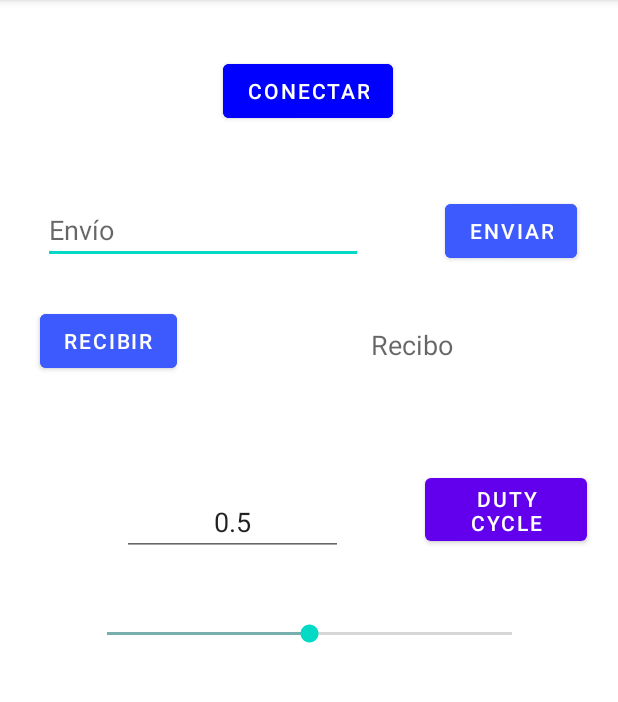
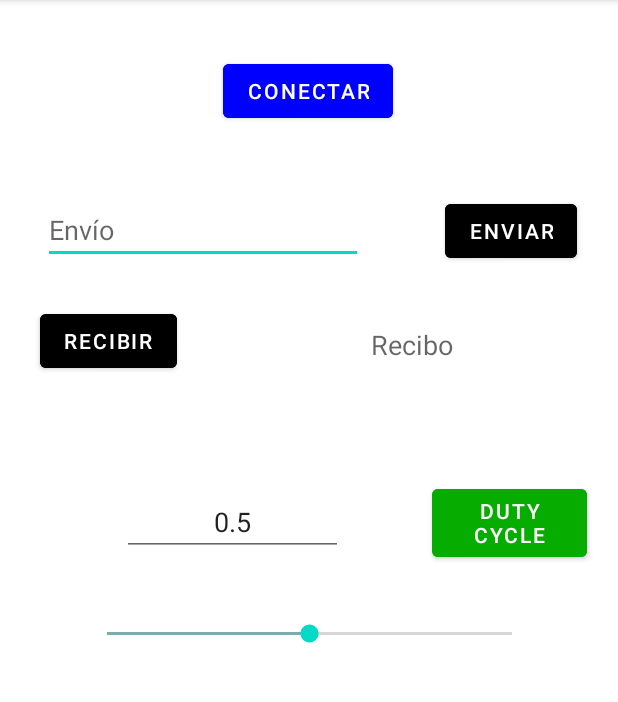
Before and after one commit to Darodbas/Control_BLDC, an Android app: the screen it shows after launch (MainActivity), on a phone screen of 412 x 824 dp, the part 84-786 px from its top. Run offline under Robolectric (Android 15) with nearby library versions, the phone set to English and light mode, and no system bars.

Commit message:
Error corregido

```diff
--- a/app/src/main/AndroidManifest.xml
+++ b/app/src/main/AndroidManifest.xml
@@ -12,11 +12,15 @@
 
     <uses-permission android:name="android.permission.BLUETOOTH_SCAN" />
 
+    <uses-permission android:name="android.permission.BLUETOOTH_CONNECT" />
+
+    <uses-permission android:name="android.permission.BLUETOOTH_CONNECT" />
+
     <application
         android:allowBackup="true"
-        android:icon="@mipmap/ic_launcher"
+        android:icon="@drawable/iconoblcdapp"
         android:label="@string/app_name"
-        android:roundIcon="@mipmap/ic_launcher_round"
+        android:roundIcon="@drawable/iconoblcdapp"
         android:supportsRtl="true"
         android:theme="@style/Theme.ControlBLDC">
         <activity
--- a/app/src/main/java/com/example/controlbldc/MainActivity.java
+++ b/app/src/main/java/com/example/controlbldc/MainActivity.java
@@ -38,7 +38,7 @@ public class MainActivity extends AppCompatActivity {
 
     protected int REQUEST_ENABLE_BT = 1;
     protected int numDisp = 0;
-    protected int resolucion = 100000;
+    protected int resolucion = 10000;
 
     protected boolean valorEdittext=false;
 
@@ -46,7 +46,7 @@ public class MainActivity extends AppCompatActivity {
 
     protected String dispositivosEmp = "";
     protected String macMicro = "";
-    protected String nombreMicro = "DAVID-PC";
+    protected String nombreMicro = "MSI-DAVID";//"DAVID-PC";
     protected String cadenaRecibida = "";
 
     protected Button  btConectar,btEnvio,btRecibe,btEnvioValor;
@@ -117,7 +117,6 @@ public class MainActivity extends AppCompatActivity {
 
         if (pairedDevices.size() > 0) {
             // Hay dispositivos emparejados
-            tvRecibo.setText("hay emparejados");
             macMicro = "";
             for (BluetoothDevice device : pairedDevices) {
                 String deviceName = device.getName();
@@ -186,7 +185,7 @@ public class MainActivity extends AppCompatActivity {
 
         btConectar.setOnClickListener(new View.OnClickListener() {
 
-            //@SuppressLint("MissingPermission")
+            @SuppressLint("MissingPermission")
             @Override
             public void onClick(View view) {
 
@@ -202,78 +201,56 @@ public class MainActivity extends AppCompatActivity {
 
                 }
 
-               /* if(btactiv) {
+                if(btactiv) {
                     if (!conectado) {
                         //Luego busca el micro en los emparejados//
-
                         PairedDisp();
-                        tvRecibo.setText("paired");
-
                         //intenta conectarse//
                         if (macMicro.length() > 0) {
-
                             int contador = 0;
-
                             do {
-
-
                                 try {
                                     btsocket = microControlador.createRfcommSocketToServiceRecord(mUUID);
-
                                     btsocket.connect();
-
-
                                 } catch (IOException e) {
                                     e.printStackTrace();
                                 }
                                 contador++;
                             } while (!btsocket.isConnected() && contador <= 10);
-
                             if (btsocket.isConnected()) { //conectado correctamente//
                                 conectado = true;
-
                                 btConectar.setBackgroundColor(Color.GREEN);
                                 btConectar.setText("Desconectar");
                                 btConectar.setTextColor(Color.BLACK);
-
                             } else { //error al conectar//
-
                                 try {
                                     btsocket.close();
                                 } catch (IOException e) {
                                     e.printStackTrace();
                                 }
-
                                 MensajesPantalla(4);
                                 conectado = false;
-
                             }
-
                             try {
                                 salidas = btsocket.getOutputStream();
                                 entradas = btsocket.getInputStream();
                             } catch (IOException e) {
                                 e.printStackTrace();
                             }
-
-
                         } else {
-
                         }
                     }else{
                         try {
                             btsocket.close();
                             conectado=false;
-
                             btConectar.setBackgroundColor(Color.BLUE);
                             btConectar.setText("Conectar");
                             btConectar.setTextColor(Color.WHITE);
-
                         } catch (IOException e) {
                             e.printStackTrace();
                         }
                     }
-                }*/
+                }
             }
         });
 
@@ -398,8 +375,6 @@ public class MainActivity extends AppCompatActivity {
                     dutyCycle = (double) i/resolucion;
                     etValorEnvio.setText(Double.toString(dutyCycle));
                 }
-
-
             }
 
             @Override
--- a/app/src/main/res/layout/activity_main.xml
+++ b/app/src/main/res/layout/activity_main.xml
@@ -36,7 +36,7 @@
         android:id="@+id/btEnviar"
         android:layout_width="wrap_content"
         android:layout_height="wrap_content"
-        android:backgroundTint="#3D5AFE"
+        android:backgroundTint="#000000"
         android:text="Enviar"
         app:layout_constraintBottom_toTopOf="@+id/guideline3"
         app:layout_constraintEnd_toStartOf="@+id/guideline8"
@@ -63,7 +63,7 @@
         android:id="@+id/btRecibir"
         android:layout_width="wrap_content"
         android:layout_height="wrap_content"
-        android:backgroundTint="#3D5AFE"
+        android:backgroundTint="#000000"
         android:text="Recibir"
         app:layout_constraintBottom_toTopOf="@+id/guideline6"
         app:layout_constraintEnd_toStartOf="@+id/guideline5"
@@ -147,9 +147,9 @@
         android:layout_width="302dp"
         android:layout_height="61dp"
         android:longClickable="true"
-        android:max="100000"
+        android:max="10000"
         android:min="0"
-        android:progress="50000"
+        android:progress="5000"
         android:progressTint="#79AEAE"
         app:layout_constraintBottom_toTopOf="@+id/guideline14"
         app:layout_constraintEnd_toEndOf="parent"
@@ -192,14 +192,15 @@
 
     <Button
         android:id="@+id/btEnvioValor"
-        android:layout_width="108dp"
-        android:layout_height="54dp"
+        android:layout_width="103dp"
+        android:layout_height="57dp"
+        android:backgroundTint="#07AC00"
         android:text="Duty Cycle"
         app:layout_constraintBottom_toTopOf="@+id/guideline12"
         app:layout_constraintEnd_toStartOf="@+id/guideline8"
         app:layout_constraintHorizontal_bias="1.0"
         app:layout_constraintStart_toStartOf="@+id/guideline4"
         app:layout_constraintTop_toTopOf="@+id/guideline11"
-        app:layout_constraintVertical_bias="0.241" />
+        app:layout_constraintVertical_bias="0.625" />
 
 </androidx.constraintlayout.widget.ConstraintLayout>
```
Also changed, not shown: app/src/main/res/drawable/iconoblcdapp.png (added). Lines whose indentation alone changed are shown as unchanged.
